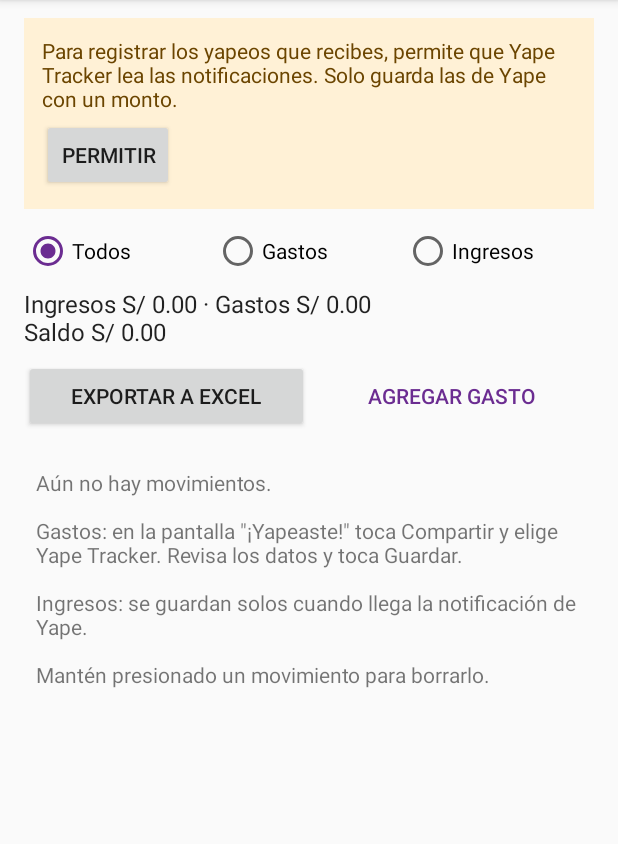
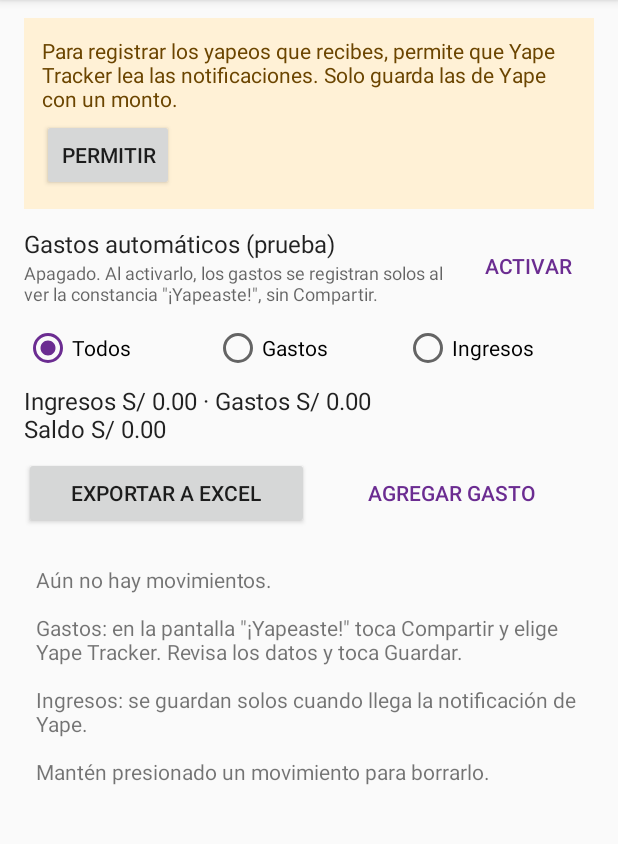
Before and after one commit to yurmont/yape-tracker, an Android app: the screen it shows after launch (MainActivity), on a phone screen of 412 x 824 dp, the part 84-928 px from its top. Run offline under Robolectric (Android 15) with nearby library versions, the phone set to English and light mode, and no system bars.

Commit message:
feat: automatic expense capture from Yape's receipt screen (test)
Yape sends no notification when you pay and doesn't expose its text to
accessibility, but it allows screenshots of the receipt. Add
YapeScreenService, an AccessibilityService limited to Yape's package
and off by default:

- Debounces Yape's screen events, takes an internal screenshot
  (Android 11+ takeScreenshot, never saved), runs the same OCR and
  ReceiptParser as the share flow.
- Saves only a "¡Yapeaste!" with an amount and a new operation number,
  then shows a toast, so it never duplicates a shared receipt.
- The main screen gets a "Gastos automáticos (prueba)" section with an
  Activar button and counts of events, captures and saves plus the last
  result, to see whether it works on a given phone.

Also move the OCR line ordering to Ocr.kt for both flows, and document
the feature in the README and docs/DESIGN.md.

Co-Authored-By: Claude Opus 5.5 <noreply@anthropic.com>

```diff
--- /dev/null
+++ b/android/app/src/main/java/io/github/yurmont/yapetracker/AutoCaptureLog.kt
@@ -0,0 +1,27 @@
+package io.github.yurmont.yapetracker
+
+import android.content.Context
+
+/**
+ * What the automatic capture has seen, shown on the main screen. While this feature is being tested
+ * it tells us whether Yape lets the service see its screen at all.
+ */
+class AutoCaptureLog(context: Context) {
+
+    private val prefs = context.applicationContext.getSharedPreferences("auto_capture", Context.MODE_PRIVATE)
+
+    val events: Int get() = prefs.getInt("events", 0)
+    val captures: Int get() = prefs.getInt("captures", 0)
+    val saved: Int get() = prefs.getInt("saved", 0)
+    val lastMessage: String? get() = prefs.getString("last_message", null)
+    val lastAt: Long get() = prefs.getLong("last_at", 0L)
+
+    fun countEvent() = prefs.edit().putInt("events", events + 1).apply()
+
+    fun countCapture() = prefs.edit().putInt("captures", captures + 1).apply()
+
+    fun countSaved() = prefs.edit().putInt("saved", saved + 1).apply()
+
+    fun note(message: String) =
+        prefs.edit().putString("last_message", message).putLong("last_at", System.currentTimeMillis()).apply()
+}
--- a/android/app/src/main/java/io/github/yurmont/yapetracker/MainActivity.kt
+++ b/android/app/src/main/java/io/github/yurmont/yapetracker/MainActivity.kt
@@ -63,6 +63,9 @@ class MainActivity : Activity() {
         findViewById<Button>(R.id.grant_notifications).setOnClickListener {
             startActivity(Intent(Settings.ACTION_NOTIFICATION_LISTENER_SETTINGS))
         }
+        findViewById<Button>(R.id.auto_toggle).setOnClickListener {
+            startActivity(Intent(Settings.ACTION_ACCESSIBILITY_SETTINGS))
+        }
         list.setOnItemLongClickListener { _, _, position, _ ->
             confirmDelete(adapter.getItem(position))
             true
@@ -72,7 +75,27 @@ class MainActivity : Activity() {
     override fun onResume() {
         super.onResume()
         notificationCard.visibility = if (notificationAccessGranted()) View.GONE else View.VISIBLE
+        refreshAutoCapture()
         refresh()
+    }
+
+    private fun refreshAutoCapture() {
+        val on = enabledInSecureList(Settings.Secure.ENABLED_ACCESSIBILITY_SERVICES, YapeScreenService::class.java)
+        val log = AutoCaptureLog(this)
+        val lines = mutableListOf(
+            when {
+                android.os.Build.VERSION.SDK_INT < android.os.Build.VERSION_CODES.R -> getString(R.string.auto_needs_android_11)
+                on -> getString(R.string.auto_on)
+                else -> getString(R.string.auto_off)
+            },
+        )
+        if (on || log.events > 0) lines += getString(R.string.auto_stats, log.events, log.captures, log.saved)
+        log.lastMessage?.let { msg ->
+            val ago = android.text.format.DateUtils.getRelativeTimeSpanString(log.lastAt)
+            lines += getString(R.string.auto_last, ago, msg)
+        }
+        findViewById<TextView>(R.id.auto_status).text = lines.joinToString("\n")
+        findViewById<Button>(R.id.auto_toggle).setText(if (on) R.string.auto_settings else R.string.auto_turn_on)
     }
 
     private fun refresh() {
@@ -91,9 +114,13 @@ class MainActivity : Activity() {
         }
     }
 
-    private fun notificationAccessGranted(): Boolean {
-        val enabled = Settings.Secure.getString(contentResolver, "enabled_notification_listeners") ?: return false
-        val me = ComponentName(this, YapeNotificationListener::class.java)
+    private fun notificationAccessGranted(): Boolean =
+        enabledInSecureList("enabled_notification_listeners", YapeNotificationListener::class.java)
+
+    /** Whether one of this app's components is in a ":"-separated list in Settings.Secure. */
+    private fun enabledInSecureList(key: String, component: Class<*>): Boolean {
+        val enabled = Settings.Secure.getString(contentResolver, key) ?: return false
+        val me = ComponentName(this, component)
         return enabled.split(':').any { ComponentName.unflattenFromString(it) == me }
     }
 
--- a/android/app/src/main/res/layout/activity_main.xml
+++ b/android/app/src/main/res/layout/activity_main.xml
@@ -33,6 +33,42 @@
                 android:layout_height="wrap_content"
                 android:layout_marginTop="4dp"
                 android:text="@string/notification_access_grant" />
+        </LinearLayout>
+
+        <!-- Automatic expense capture (test feature): status and what the service has seen. -->
+        <LinearLayout
+            android:layout_width="match_parent"
+            android:layout_height="wrap_content"
+            android:layout_marginBottom="12dp"
+            android:gravity="center_vertical"
+            android:orientation="horizontal">
+
+            <LinearLayout
+                android:layout_width="0dp"
+                android:layout_height="wrap_content"
+                android:layout_weight="1"
+                android:orientation="vertical">
+
+                <TextView
+                    android:layout_width="wrap_content"
+                    android:layout_height="wrap_content"
+                    android:text="@string/auto_title"
+                    android:textAppearance="@android:style/TextAppearance.Material.Subhead" />
+
+                <TextView
+                    android:id="@+id/auto_status"
+                    android:layout_width="match_parent"
+                    android:layout_height="wrap_content"
+                    android:textAppearance="@android:style/TextAppearance.Material.Caption"
+                    android:textIsSelectable="true" />
+            </LinearLayout>
+
+            <Button
+                android:id="@+id/auto_toggle"
+                style="@android:style/Widget.Material.Button.Borderless.Colored"
+                android:layout_width="wrap_content"
+                android:layout_height="wrap_content"
+                android:text="@string/auto_turn_on" />
         </LinearLayout>
 
         <RadioGroup
--- a/android/app/src/main/res/values/strings.xml
+++ b/android/app/src/main/res/values/strings.xml
@@ -41,5 +41,25 @@
     <string name="dialog_delete_confirm">Borrar</string>
     <string name="notification_access_needed">Para registrar los yapeos que recibes, permite que Yape Tracker lea las notificaciones. Solo guarda las de Yape con un monto.</string>
     <string name="notification_access_grant">Permitir</string>
+
+    <!-- Automatic expense capture (accessibility, test) -->
+    <string name="auto_service_label">Yape Tracker: gastos automáticos</string>
+    <string name="auto_service_description">Registra tus gastos de Yape sin Compartir. Solo mira la app Yape: cuando aparece la constancia \"¡Yapeaste!\", toma una captura interna (no se guarda en tu galería), la lee en el celular y guarda el gasto. No ve ninguna otra app y no envía nada a internet.</string>
+    <string name="auto_title">Gastos automáticos (prueba)</string>
+    <string name="auto_off">Apagado. Al activarlo, los gastos se registran solos al ver la constancia \"¡Yapeaste!\", sin Compartir.</string>
+    <string name="auto_on">Activo. Haz un yapeo y espera la constancia unos segundos.</string>
+    <string name="auto_needs_android_11">Necesita Android 11 o superior.</string>
+    <string name="auto_stats">Eventos de Yape: %1$d · Capturas: %2$d · Guardados: %3$d</string>
+    <string name="auto_last">Último (%1$s): %2$s</string>
+    <string name="auto_turn_on">Activar</string>
+    <string name="auto_settings">Ajustes</string>
+    <string name="auto_toast_saved">Yape Tracker: registrado %1$s</string>
+    <string name="auto_log_connected">Servicio activado.</string>
+    <string name="auto_log_needs_android_11">Este celular no permite capturas internas (requiere Android 11).</string>
+    <string name="auto_log_capture_failed">No se pudo tomar la captura (código %1$d).</string>
+    <string name="auto_log_ocr_failed">No se pudo leer la captura.</string>
+    <string name="auto_log_incomplete">Vi \"¡Yapeaste!\" pero faltó el monto o el número de operación.</string>
+    <string name="auto_log_already">Constancia ya registrada (op %1$s).</string>
+    <string name="auto_log_saved">Guardado %1$s (op %2$s).</string>
     <string name="empty_usage">Aún no hay movimientos.\n\nGastos: en la pantalla \"¡Yapeaste!\" toca Compartir y elige Yape Tracker. Revisa los datos y toca Guardar.\n\nIngresos: se guardan solos cuando llega la notificación de Yape.\n\nMantén presionado un movimiento para borrarlo.</string>
 </resources>
```
Also changed, not shown: android/app/src/main/AndroidManifest.xml (+15 -0 lines), android/app/src/main/java/io/github/yurmont/yapetracker/Ocr.kt (added, +10 -0 lines), android/app/src/main/java/io/github/yurmont/yapetracker/ShareActivity.kt (+1 -9 lines), android/app/src/main/java/io/github/yurmont/yapetracker/YapeScreenService.kt (added, +166 -0 lines), android/app/src/main/res/xml/yape_screen_service.xml (added, +10 -0 lines), 2 other files.
